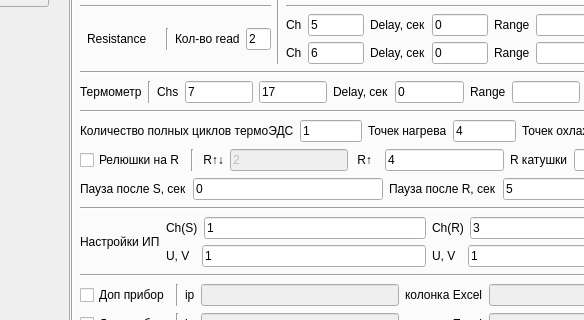
Before: the Qt Designer form assets/mainIIC2.ui in JuustR/IIC, drawn with Qt 5; both pictures show x 621 to 1205 and y 192 to 512 of the 1333 by 600 pixel window.
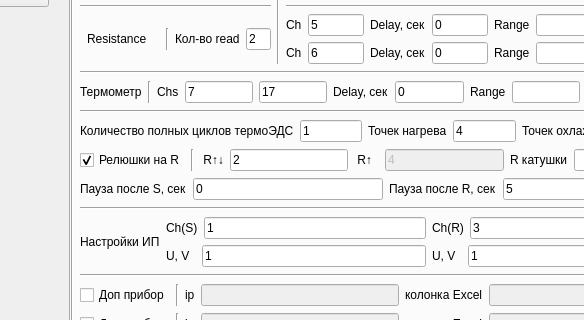
After: the same form once the commit is applied.

Patch:
```diff
--- a/assets/mainIIC2.ui
+++ b/assets/mainIIC2.ui
@@ -936,6 +936,9 @@
                 <property name="text">
                  <string>Релюшки на R</string>
                 </property>
+                <property name="checked">
+                 <bool>true</bool>
+                </property>
                </widget>
               </item>
               <item>
@@ -959,7 +962,7 @@
                   <item>
                    <widget class="QLineEdit" name="n_r_updown">
                     <property name="enabled">
-                     <bool>false</bool>
+                     <bool>true</bool>
                     </property>
                     <property name="text">
                      <string>2</string>
@@ -975,6 +978,9 @@
                   </item>
                   <item>
                    <widget class="QLineEdit" name="n_r_up">
+                    <property name="enabled">
+                     <bool>false</bool>
+                    </property>
                     <property name="text">
                      <string>4</string>
                     </property>
```
